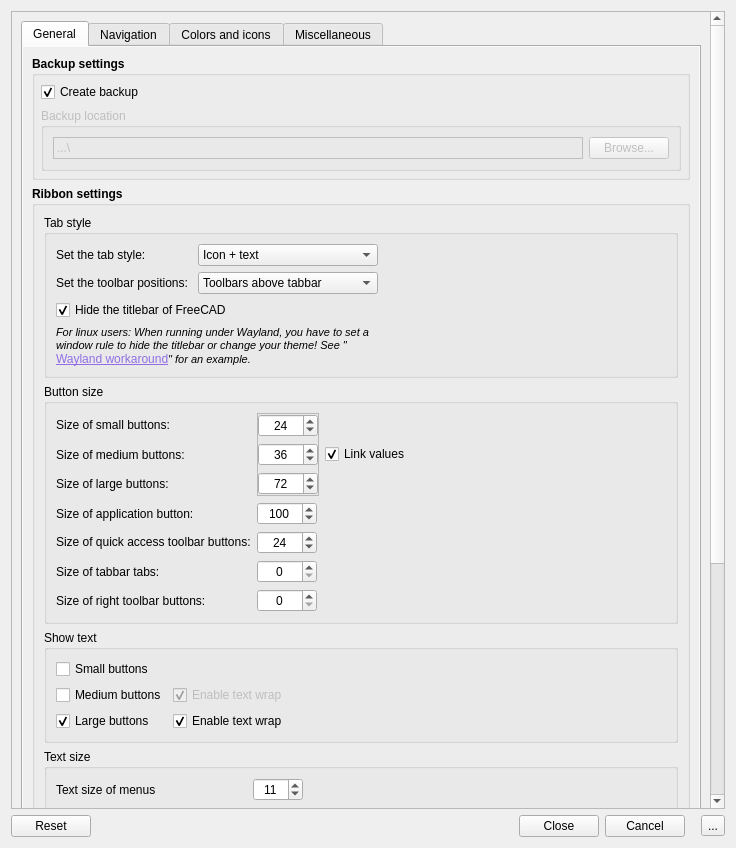
Before: the Qt Designer form Resources/ui/Settings.ui in APEbbers/FreeCAD-Ribbon, drawn with Qt 5.
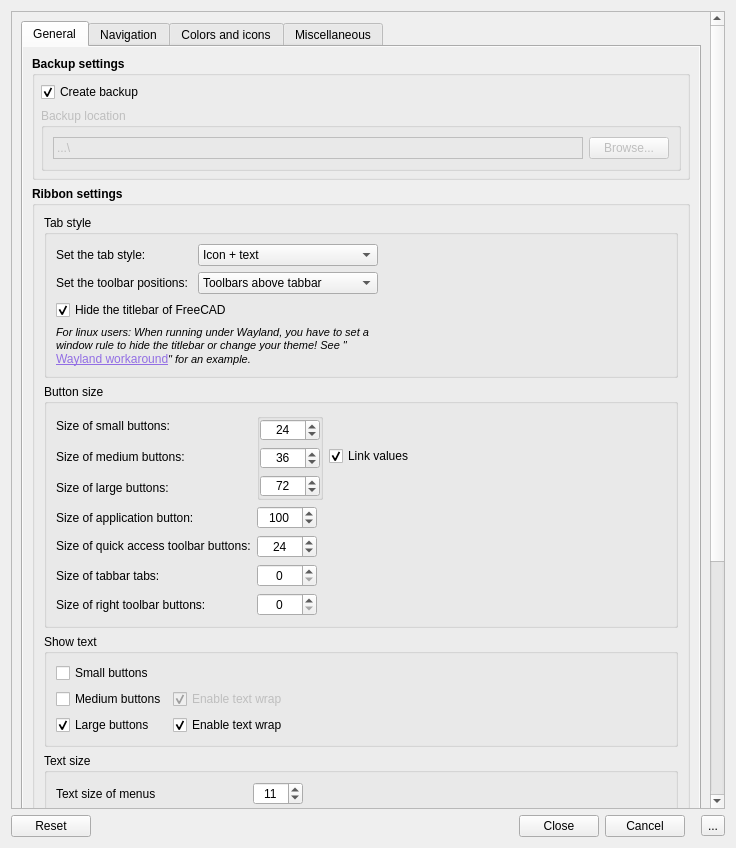
After: the same form once the commit is applied. Custom widgets are drawn as their Qt base class.

Commit message: Implemented a linked state for icon sizes - 3

```diff
--- a/Resources/ui/Settings.ui
+++ b/Resources/ui/Settings.ui
@@ -670,21 +670,12 @@
                         </widget>
                        </item>
                        <item row="0" column="1" rowspan="3">
-                        <widget class="QFrame" name="SizeButtonBox">
+                        <widget class="QGroupBox" name="SizeButtonBox">
                          <property name="autoFillBackground">
                           <bool>false</bool>
                          </property>
                          <property name="styleSheet">
-                          <string notr="true">QFrame: {border-right-color: rgb(255, 0, 0);}pr</string>
-                         </property>
-                         <property name="frameShape">
-                          <enum>QFrame::Shape::StyledPanel</enum>
-                         </property>
-                         <property name="frameShadow">
-                          <enum>QFrame::Shadow::Plain</enum>
-                         </property>
-                         <property name="midLineWidth">
-                          <number>0</number>
+                          <string notr="true">QGroupBox: {border-right-color: rgb(255, 0, 0);}</string>
                          </property>
                          <layout class="QVBoxLayout" name="verticalLayout">
                           <property name="spacing">
```
Left out of the diff: 244 changed lines with no effect on the pictures. The commit also changes 1 other file.
